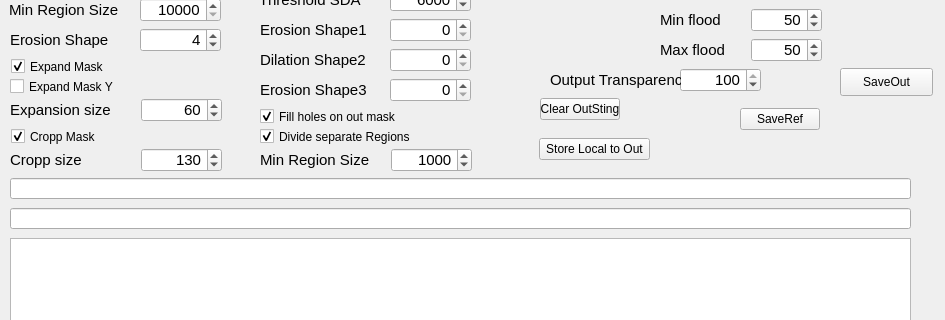
Before: the Qt Designer form HipsViever/mainwindow.ui in marcinkociolek/ProjectsPL, drawn with Qt 5; both pictures show x 0 to 945 and y 459 to 779 of the 945 by 867 pixel window.
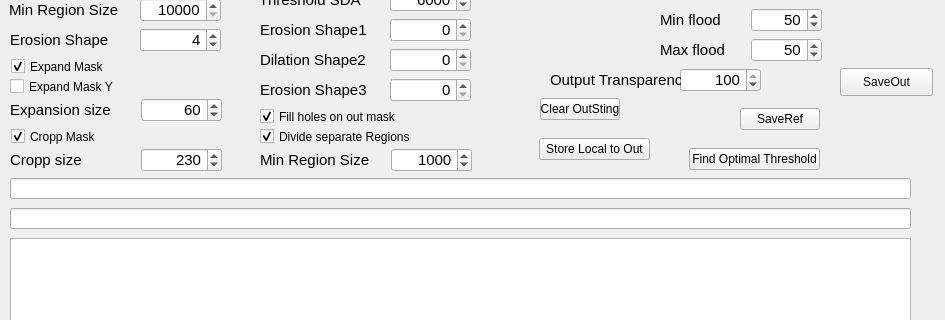
After: the same form once the commit is applied.

What changed in the file:
```diff
--- a/HipsViever/mainwindow.ui
+++ b/HipsViever/mainwindow.ui
@@ -909,7 +909,7 @@
      <number>1</number>
     </property>
     <property name="value">
-     <number>130</number>
+     <number>230</number>
     </property>
    </widget>
    <widget class="QLabel" name="labelMaxDispGradient_6">
@@ -1667,6 +1667,19 @@
      </rect>
     </property>
    </widget>
+   <widget class="QPushButton" name="pushButtonFindOptimalTheshold">
+    <property name="geometry">
+     <rect>
+      <x>689</x>
+      <y>590</y>
+      <width>131</width>
+      <height>22</height>
+     </rect>
+    </property>
+    <property name="text">
+     <string>Find Optimal Threshold</string>
+    </property>
+   </widget>
   </widget>
   <widget class="QMenuBar" name="menuBar">
    <property name="geometry">
```
